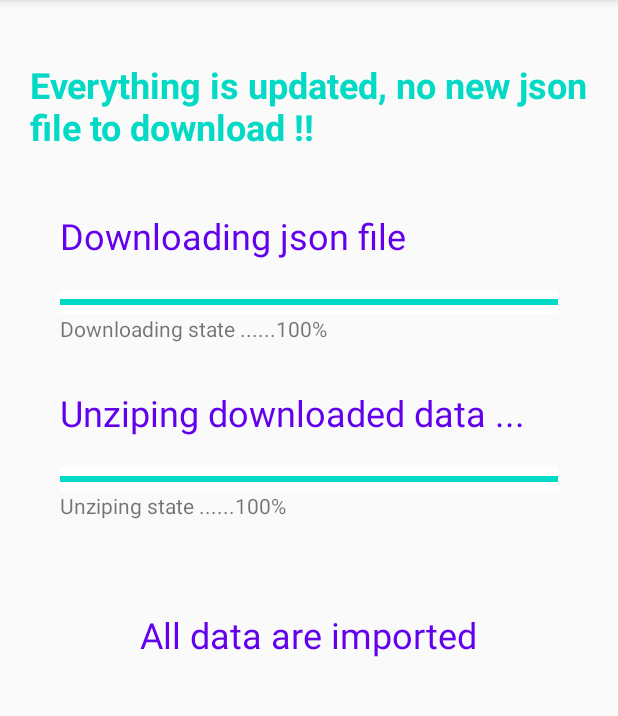
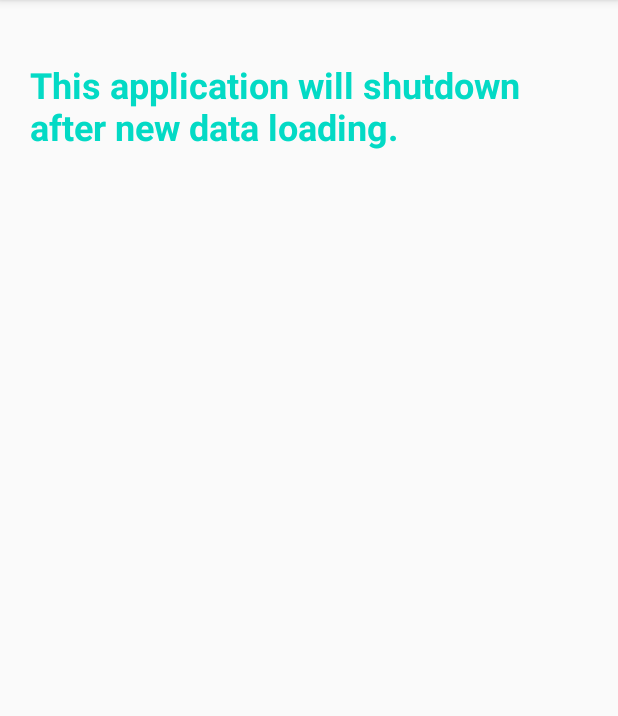
Before and after one commit to TodiBG/StarEG, an Android app: the screen it shows after launch (MainActivity), on a phone screen of 412 x 824 dp, the part 84-800 px from its top. Run offline under Robolectric (Android 15) with nearby library versions, the phone set to English and light mode, and no system bars; 1 statement that could not run was skipped.

Commit message:
close app

```diff
--- a/app/src/main/java/fr/istic/mob/stareg/MainActivity.java
+++ b/app/src/main/java/fr/istic/mob/stareg/MainActivity.java
@@ -60,6 +60,8 @@ public class MainActivity extends AppCompatActivity {
                 WorkManager.getInstance(getApplicationContext()).enqueue(saveRequest);
             }
         }
+
+        finish();
     }
 
 
--- a/app/src/main/java/fr/istic/mob/stareg/workers/DbFiller.java
+++ b/app/src/main/java/fr/istic/mob/stareg/workers/DbFiller.java
@@ -72,6 +72,8 @@ public class DbFiller extends Worker {
         ArrayList<StopTimeEntity> stopTimeEntities = (ArrayList<StopTimeEntity>) filesReader.getEntitiesFromFile(Constants.STOP_TIME_FILE, StopTimeEntity.class);
         Database.getInstance(context).stopTimeDao().insertAll(stopTimeEntities);
 
+       ;
+
     }
 
 }
--- a/app/src/main/res/layout/activity_main.xml
+++ b/app/src/main/res/layout/activity_main.xml
@@ -17,7 +17,7 @@
       <TextView
           android:layout_height="wrap_content"
           android:layout_width="wrap_content"
-          android:text="@string/update_ok"
+          android:text="@string/app_shutdown"
           android:textSize="24dp"
           android:textStyle="bold"
           android:textColor="@color/colorAccent"
@@ -26,104 +26,4 @@
 
   </LinearLayout>
 
-
-
-  <LinearLayout
-      android:id="@+id/download_info"
-      android:layout_height="wrap_content"
-      android:layout_width="match_parent"
-      android:orientation="vertical"
-      android:layout_marginHorizontal="40dp"
-      >
-
-    <TextView
-        android:layout_width="wrap_content"
-        android:layout_height="wrap_content"
-        android:text="@string/download_info"
-        android:layout_marginBottom="20dp"
-        android:textSize="24dp"
-        android:textColor="@color/colorPrimary">
-    </TextView>
-
-    <ProgressBar
-        android:id="@+id/downloadProgressbar"
-        android:layout_width="fill_parent"
-        android:layout_height="wrap_content"
-        android:backgroundTint="#ffff"
-        android:background="#000"
-        android:indeterminate="false"
-        android:indeterminateTint="@color/colorPrimary"
-        android:max="100"
-        android:progress="100"
-        style="@style/Widget.AppCompat.ProgressBar.Horizontal"/>
-    <TextView
-        android:id="@+id/download_state"
-        android:layout_width="wrap_content"
-        android:layout_height="wrap_content"
-        android:text="@string/download_stateok">
-    </TextView>
-
-
-
-  </LinearLayout>
-
-  <LinearLayout
-      android:id="@+id/unzi_info"
-      android:layout_height="wrap_content"
-      android:layout_width="match_parent"
-      android:orientation="vertical"
-      android:layout_marginVertical="30dp"
-      android:layout_marginHorizontal="40dp"
-      >
-  <TextView
-      android:layout_width="wrap_content"
-      android:layout_height="wrap_content"
-      android:text="@string/unzip_info"
-      android:layout_marginBottom="20dp"
-      android:textSize="24dp"
-      android:textColor="@color/colorPrimary">
-  </TextView>
-
-  <ProgressBar
-      android:id="@+id/extractionProgressbar"
-      android:layout_width="fill_parent"
-      android:layout_height="wrap_content"
-      android:backgroundTint="#ffff"
-      android:background="#000"
-      android:indeterminate="false"
-      android:indeterminateTint="@color/colorPrimary"
-      android:max="100"
-      android:progress="100"
-      style="@style/Widget.AppCompat.ProgressBar.Horizontal"/>
-  <TextView
-      android:id="@+id/extraction_state"
-      android:layout_width="wrap_content"
-      android:layout_height="wrap_content"
-      android:text="@string/unzip_state">
-  </TextView>
-
 </LinearLayout>
-
-
-
-  <LinearLayout
-      android:id="@+id/data_imported"
-      android:layout_height="wrap_content"
-      android:layout_width="match_parent"
-      android:orientation="vertical"
-      android:layout_marginVertical="30dp"
-      android:layout_marginHorizontal="20dp"
-      android:gravity="center_horizontal">
-    <TextView
-        android:layout_width="wrap_content"
-        android:layout_height="wrap_content"
-        android:text="@string/data_imported"
-        android:layout_marginBottom="20dp"
-        android:textSize="24dp"
-        android:textColor="@color/colorPrimary">
-    </TextView>
-
-  </LinearLayout>
-
-
-</LinearLayout>
--- a/app/src/main/res/values/strings.xml
+++ b/app/src/main/res/values/strings.xml
@@ -19,4 +19,6 @@
     <string name="data_imported"> All data are imported </string>
     <string name="update_ok"> Everything is updated, no new json file to download !!</string>
 
+    <string name="app_shutdown"> This application will shutdown after new data loading. </string>
+
 </resources>
```
Also changed, not shown: 1 other file.
